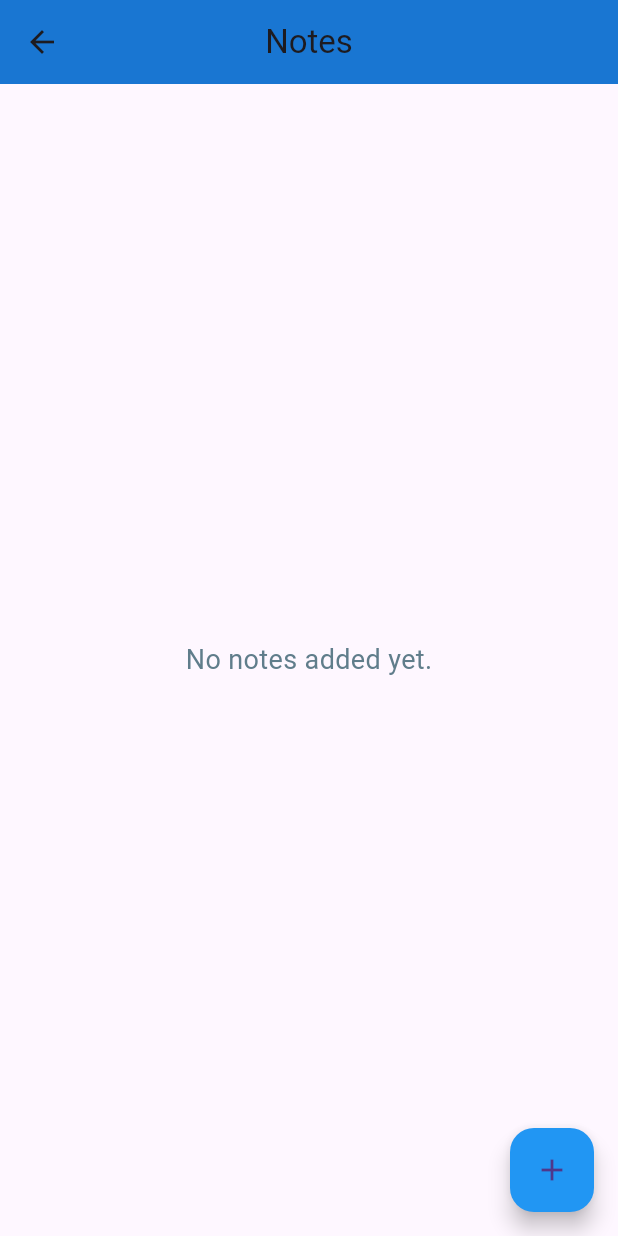
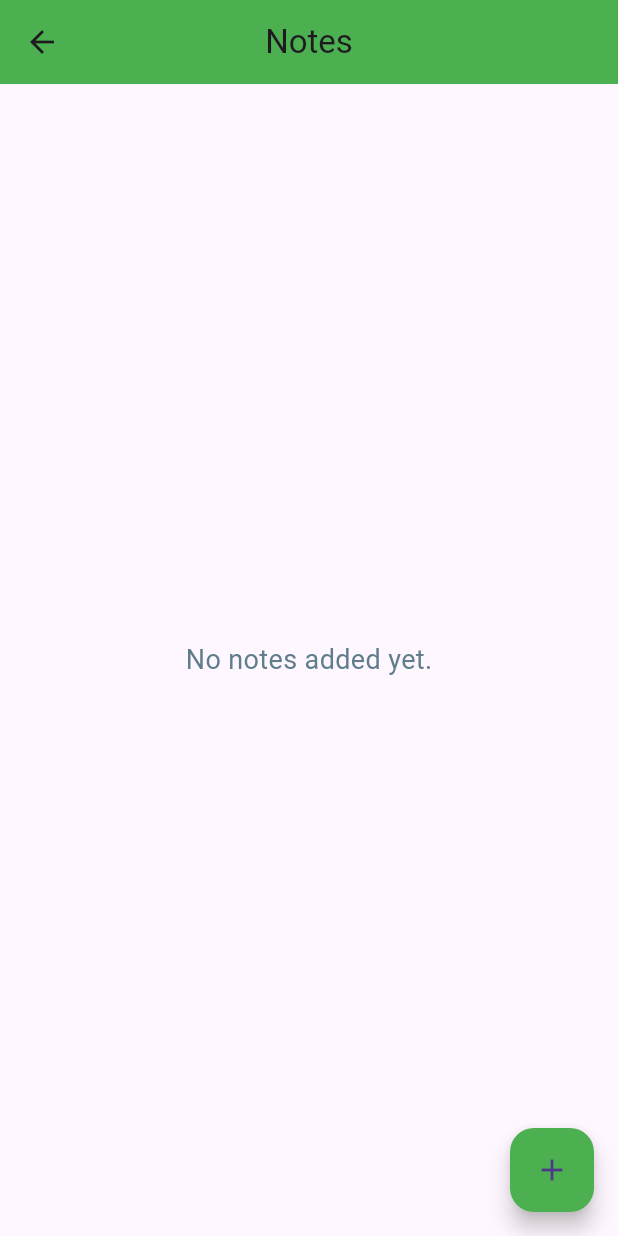
Before and after one commit to Farhadakbary/Madrasa-Futsal, a Flutter app: the screen it shows after launch, after a tap on "Results", on a phone screen of 412 x 824 dp. Run offline on Flutter 3.47's test engine with Material 3 defaults, Android fonts, the phone set to English and light mode, and no system bars; our stand-ins replace google_fonts, image_picker, shared_preferences, sqflite; accounts and stored records are empty.

```diff
--- a/lib/screens/dashboard.dart
+++ b/lib/screens/dashboard.dart
@@ -14,7 +14,7 @@ class DashboardScreen extends StatelessWidget {
       appBar: AppBar(
         title: const Text("Futsal "),
         centerTitle: true,
-        backgroundColor: Colors.red.shade700,
+        backgroundColor: Colors.red.shade400,
       ),
       drawer: Drawer(
         child: Stack(
@@ -31,6 +31,7 @@ class DashboardScreen extends StatelessWidget {
                       bottomLeft: Radius.circular(20),
                       bottomRight: Radius.circular(20),
                     ),
+                      image:const DecorationImage(image: AssetImage('assets/image/team.jpg'),fit: BoxFit.cover)
                   ),
                   child: Column(
                     mainAxisAlignment: MainAxisAlignment.center,
@@ -42,7 +43,7 @@ class DashboardScreen extends StatelessWidget {
                       ),
                       const SizedBox(height: 10),
                       Text(
-                        'Team Name',
+                        'FC Barcelona',
                         style: GoogleFonts.roboto(
                           fontSize: 22,
                           fontWeight: FontWeight.bold,
@@ -124,9 +125,20 @@ class DashboardScreen extends StatelessWidget {
                 mainAxisAlignment: MainAxisAlignment.spaceBetween,
                 children: [
                   ActionCard(
+                    title: 'Players',
+                    icon: Icons.people,
+                    color: Colors.green.shade500,
+                    onPressed: () {
+                      Navigator.push(
+                          context,
+                          MaterialPageRoute(
+                              builder: (context) =>
+                              const MainTeamPlayersListScreen()));
+                    },
+                  ),
+                  ActionCard(
                     title: 'Trainers',
-                    value: '150',
-                    icon: Icons.people,
+                    icon: Icons.people_outline,
                     color: Colors.blue.shade500,
                     onPressed: () {
                       Navigator.push(
@@ -136,21 +148,7 @@ class DashboardScreen extends StatelessWidget {
                     },
                   ),
                   ActionCard(
-                    title: 'Players',
-                    value: '40',
-                    icon: Icons.people_outline,
-                    color: Colors.green.shade500,
-                    onPressed: () {
-                      Navigator.push(
-                          context,
-                          MaterialPageRoute(
-                              builder: (context) =>
-                                  const MainTeamPlayersListScreen()));
-                    },
-                  ),
-                  ActionCard(
                     title: 'Tactics',
-                    value: '20',
                     icon: Icons.golf_course_rounded,
                     color: Colors.orange.shade500,
                     onPressed: (){},
@@ -166,13 +164,11 @@ class DashboardScreen extends StatelessWidget {
                     icon: Icons.report,
                     color: Colors.blue.shade400,
                     onPressed: () {},
-                    value: '',
                   ),
                   ActionCard(
                     title: 'Results',
                     icon: Icons.edit_note_sharp,
                     color: Colors.green.shade400,
-                    value: '',
                     onPressed: () {
                       Navigator.push(
                           context,
@@ -220,7 +216,7 @@ class ActionCard extends StatelessWidget {
   final IconData icon;
   final Color color;
   final VoidCallback onPressed;
-  final String value;
+
 
   const ActionCard(
       {Key? key,
@@ -228,7 +224,7 @@ class ActionCard extends StatelessWidget {
       required this.icon,
       required this.color,
       required this.onPressed,
-      required this.value})
+      })
       : super(key: key);
 
   @override
@@ -257,14 +253,6 @@ class ActionCard extends StatelessWidget {
                     color: Colors.white,
                   ),
                 ),
-                Text(
-                  value,
-                  style: GoogleFonts.roboto(
-                    fontSize: 20,
-                    fontWeight: FontWeight.bold,
-                    color: Colors.white,
-                  ),
-                )
               ],
             ),
           ),
@@ -323,9 +311,9 @@ class BackgroundPainter extends CustomPainter {
     final Paint paint = Paint()
       ..shader = LinearGradient(
         colors: [
-          Colors.black.withOpacity(0.9),
-          Colors.yellow.withOpacity(1),
-          Colors.blue.withOpacity(0.9),
+          Colors.black.withOpacity(0.8),
+          Colors.red.withOpacity(1),
+          Colors.black.withOpacity(0.8)
         ],
         stops: [progress, progress + 0.2, progress + 0.4],
         begin: Alignment.topLeft,
--- a/lib/screens/notes_screen.dart
+++ b/lib/screens/notes_screen.dart
@@ -39,7 +39,7 @@ class _NotesListScreenState extends State<NotesListScreen> {
       appBar: AppBar(
         title: const Text('Notes'),
         centerTitle: true,
-        backgroundColor: Colors.blue.shade700,
+        backgroundColor: Colors.green,
       ),
       body: Padding(
         padding: const EdgeInsets.all(8.0),
@@ -59,7 +59,7 @@ class _NotesListScreenState extends State<NotesListScreen> {
         ),
       ),
       floatingActionButton: FloatingActionButton(
-        backgroundColor: Colors.blue,
+        backgroundColor: Colors.green,
         onPressed: () async {
           final newNote = await Navigator.push(
             context,
@@ -88,9 +88,9 @@ class _NotesListScreenState extends State<NotesListScreen> {
         leading: CircleAvatar(
           radius: 30,
           backgroundColor: Colors.blue.shade100,
-          child: Icon(
+          child: const Icon(
             Icons.sticky_note_2_rounded,
-            color: Colors.blue.shade700,
+            color: Colors.green,
             size: 30,
           ),
         ),
@@ -99,7 +99,7 @@ class _NotesListScreenState extends State<NotesListScreen> {
           style: const TextStyle(
             fontSize: 18,
             fontWeight: FontWeight.bold,
-            color: Colors.blue,
+            color: Colors.green,
           ),
         ),
         subtitle: Text(
@@ -119,7 +119,7 @@ class _NotesListScreenState extends State<NotesListScreen> {
                 _showDeleteConfirmationDialog(note['id']); // تأیید حذف
               },
             ),
-            const Icon(Icons.more_vert, color: Colors.blue),
+            const Icon(Icons.more_vert, color: Colors.green),
           ],
         ),
       ),
--- a/pubspec.yaml
+++ b/pubspec.yaml
@@ -28,6 +28,7 @@ flutter:
 #  # مشخص کردن منابع تصویری
   assets:
     - assets/image/logo.jfif
+    - assets/image/team.jpg
 #
 #  # مشخص کردن فونت‌های سفارشی
 #  fonts:
```
Also changed, not shown: lib/database/helper.dart (+36 -48 lines), lib/screens/adding_results.dart (+6 -6 lines), lib/screens/drawer_screens/settings_screen.dart (+14 -27 lines), assets/image/team.jpg (added), 1 other file.
